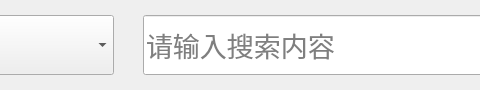
Old version of the form search_interface.ui in the repository ZZHENJIE/ZMBOX; both pictures show x 196 to 676 and y 0 to 90 of the 1180 by 90 pixel window.
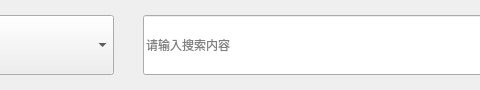
New version of the form. Icons and pictures are not drawn.

```diff
--- a/search_interface.ui
+++ b/search_interface.ui
@@ -24,8 +24,8 @@
    </property>
    <property name="font">
     <font>
-     <family>楷体</family>
-     <pointsize>20</pointsize>
+     <family>Microsoft YaHei UI</family>
+     <pointsize>9</pointsize>
     </font>
    </property>
    <property name="styleSheet">
```
Left out of the diff: 7 changed lines with no effect on the pictures.
